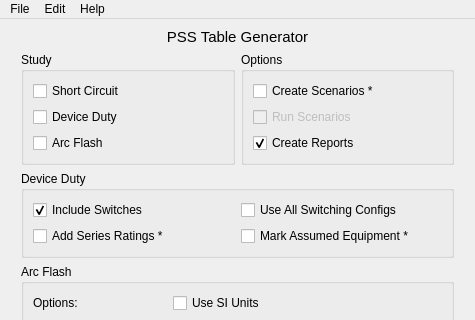
Before: the Qt Designer form res/pss_report_gen_ui.ui in adilzafar66/pss-table-generator, drawn with Qt 5; both pictures show x 0 to 475 and y 0 to 320 of the 475 by 824 pixel window.
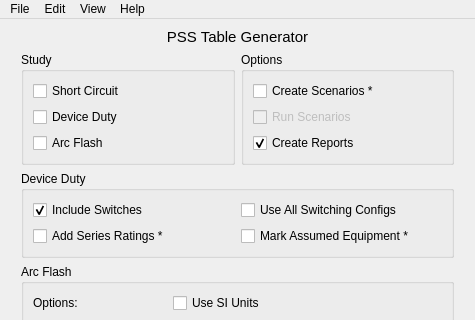
After: the same form once the commit is applied.

Diff of the .ui file:
```diff
--- a/res/pss_report_gen_ui.ui
+++ b/res/pss_report_gen_ui.ui
@@ -700,8 +700,14 @@
      <string>Help</string>
     </property>
    </widget>
+   <widget class="QMenu" name="menuView">
+    <property name="title">
+     <string>View</string>
+    </property>
+   </widget>
    <addaction name="menuFile"/>
    <addaction name="menuEdit"/>
+   <addaction name="menuView"/>
    <addaction name="menuHelp"/>
   </widget>
   <widget class="QStatusBar" name="statusbar"/>
```
Left out of the diff: 50 changed lines with no effect on the pictures.
